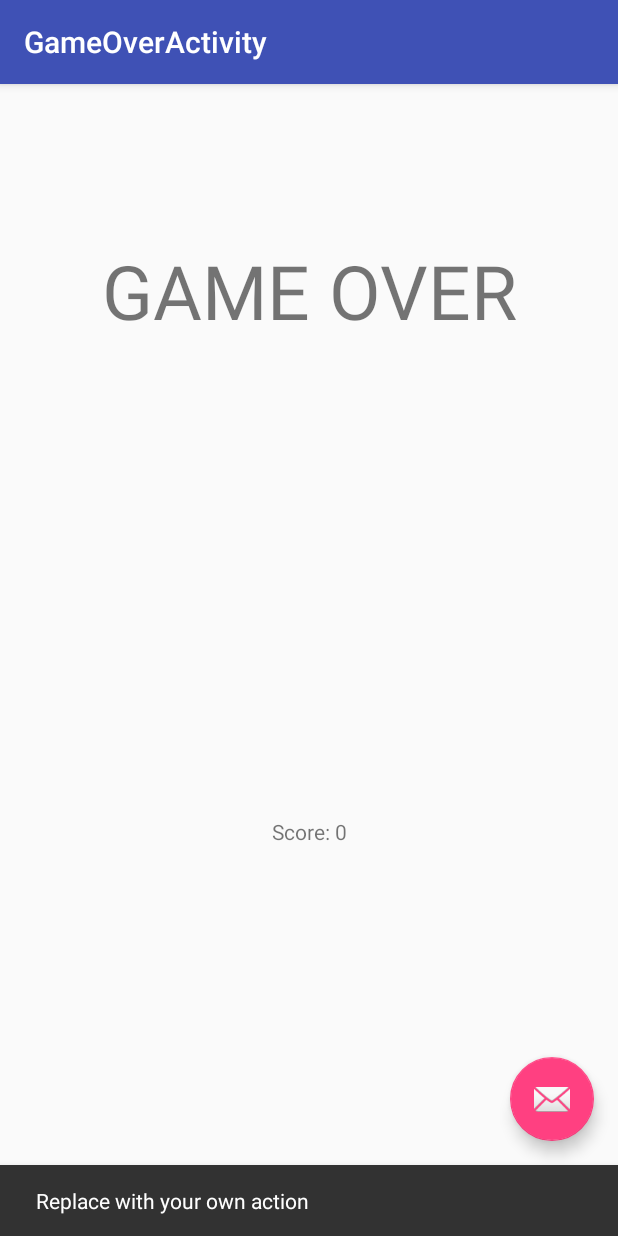
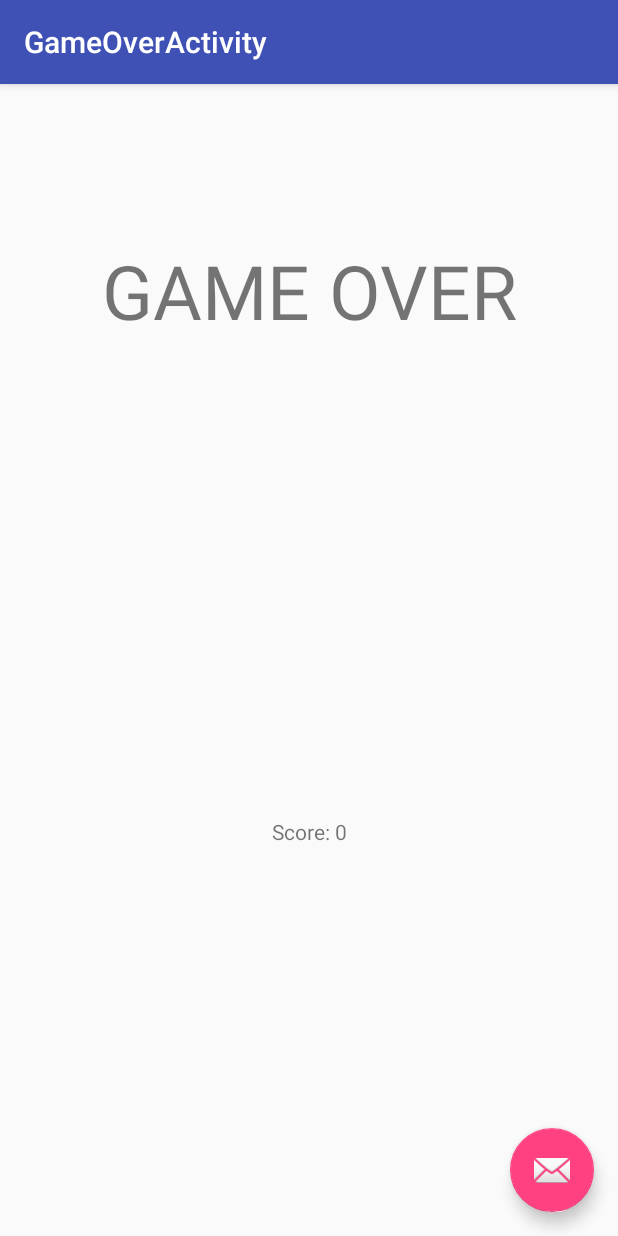
Before and after one commit to rocketeer55/Crowd-Control, an Android app: the GameOverActivity screen opened directly, with no data from a screen before it, after a tap on an icon or button, on a phone screen of 412 x 824 dp. Run offline under Robolectric (Android 15) with nearby library versions, the phone set to English and light mode, and no system bars; 1 statement that could not run was skipped.

Commit message:
added gameover functionality

```diff
--- a/app/src/main/java/com/csc309/crowdcontrol/GameOverActivity.java
+++ b/app/src/main/java/com/csc309/crowdcontrol/GameOverActivity.java
@@ -1,5 +1,7 @@
 package com.csc309.crowdcontrol;
 
+import android.content.Intent;
+import android.net.Uri;
 import android.os.Bundle;
 import android.support.design.widget.FloatingActionButton;
 import android.support.design.widget.Snackbar;
@@ -10,7 +12,7 @@ import android.widget.TextView;
 
 public class GameOverActivity extends AppCompatActivity {
 
-
+    private String x;
     @Override
     protected void onCreate(Bundle savedInstanceState) {
         super.onCreate(savedInstanceState);
@@ -22,16 +24,25 @@ public class GameOverActivity extends AppCompatActivity {
         fab.setOnClickListener(new View.OnClickListener() {
             @Override
             public void onClick(View view) {
-                Snackbar.make(view, "Replace with your own action", Snackbar.LENGTH_LONG)
-                        .setAction("Action", null).show();
+                shareScore();
             }
         });
         int data = getIntent().getExtras().getInt("Score");
 
         TextView val = (TextView) findViewById(R.id.scoreView);
-        String x = Integer.toString(data);
+        x = Integer.toString(data);
         val.setText("Score: " + x);
+
 
     }
 
+
+
+    private void shareScore() {
+        Intent intent = new Intent(Intent.ACTION_SENDTO, Uri.fromParts(
+                "mailto", "", null));
+        intent.putExtra(Intent.EXTRA_SUBJECT, "New Highscore on Crowd Control!");
+        intent.putExtra(Intent.EXTRA_TEXT, "Hey scrub, check out my new highscore on Crowd Control. Try and beat it i dare ya :) " + x);
+        startActivity(Intent.createChooser(intent, "Choose an Email client :"));
+    }
 }
--- a/app/src/main/java/com/csc309/crowdcontrol/SettingsActivity.java
+++ b/app/src/main/java/com/csc309/crowdcontrol/SettingsActivity.java
@@ -1,7 +1,9 @@
 package com.csc309.crowdcontrol;
 
 import android.content.Context;
+import android.content.Intent;
 import android.media.AudioManager;
+import android.net.Uri;
 import android.os.Bundle;
 import android.support.v7.app.AppCompatActivity;
 import android.widget.SeekBar;
```
